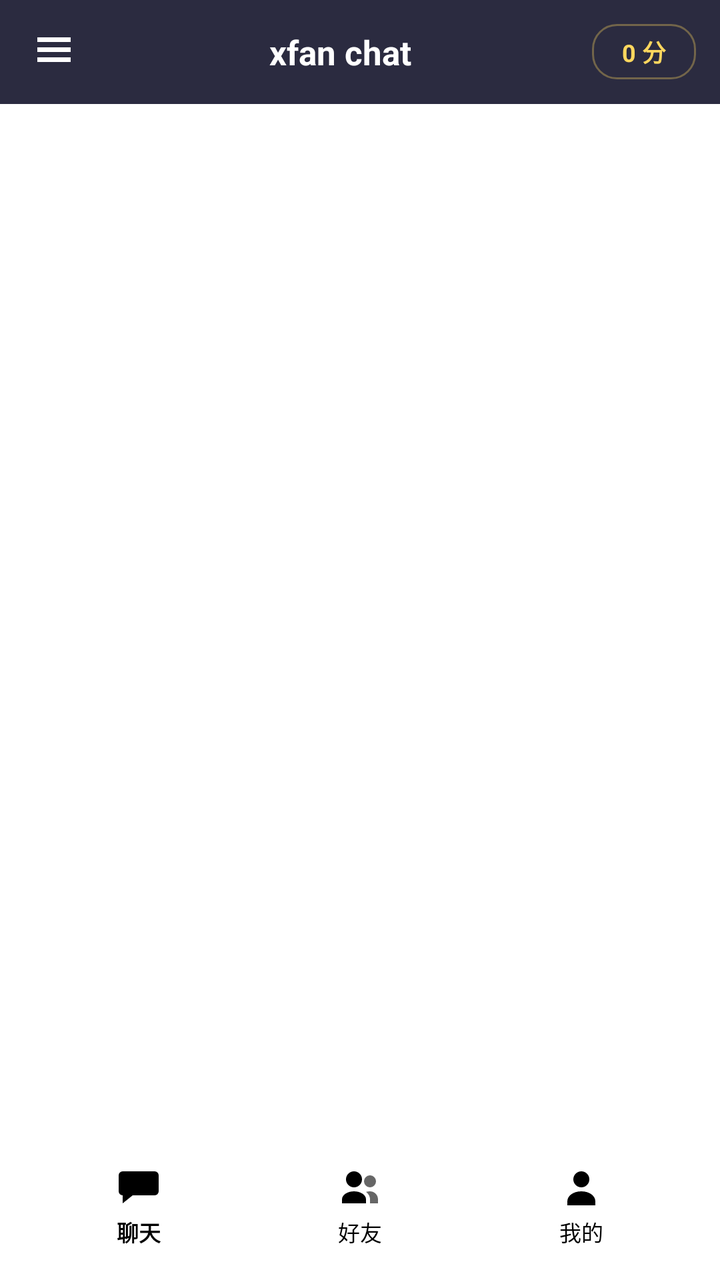
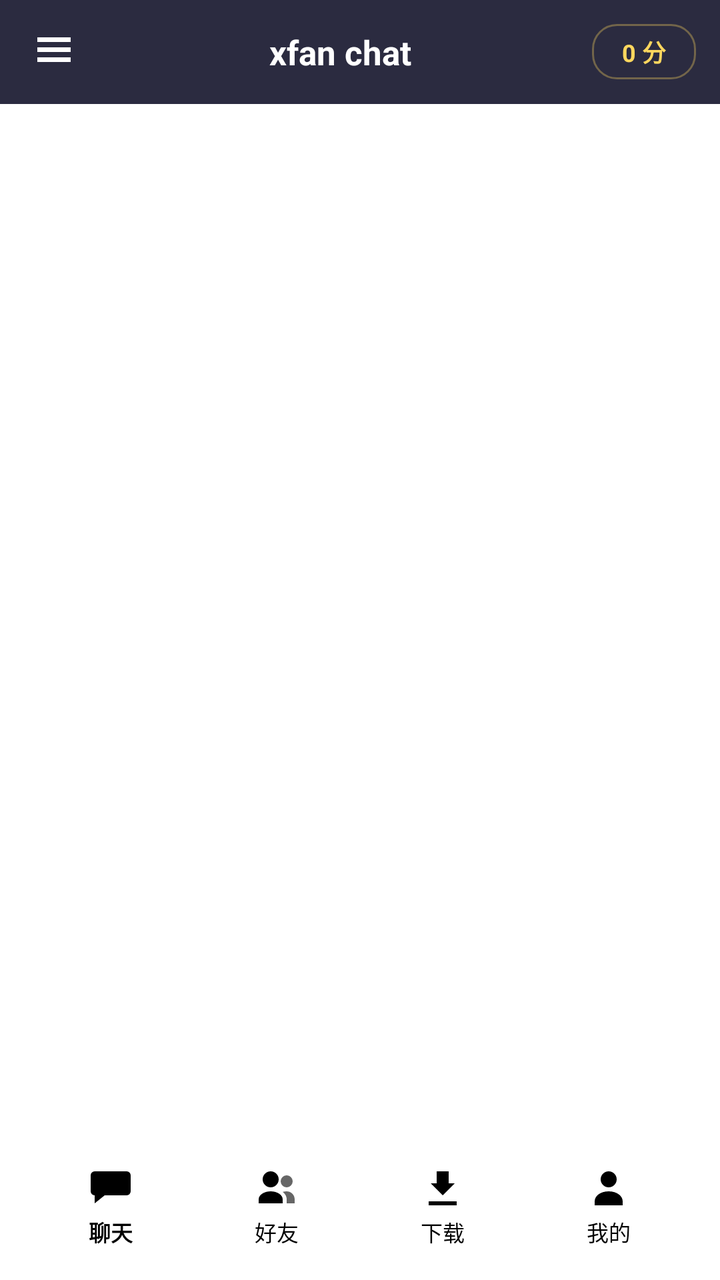

An Android layout rendered at two revisions. The XML below is the earlier revision; the diff shows what the commit changed to produce the second picture.
<!-- AndroidManifest.xml: application theme AppTheme -->
<!-- res/layout/activity_main.xml -->
<?xml version="1.0" encoding="utf-8"?>
<FrameLayout xmlns:android="http://schemas.android.com/apk/res/android"
    android:layout_width="match_parent"
    android:layout_height="match_parent"
>

    
    <LinearLayout
        android:layout_width="match_parent"
        android:layout_height="match_parent"
        android:orientation="vertical">

        <LinearLayout
            android:id="@+id/topBar"
            android:layout_width="match_parent"
            android:layout_height="52dp"
            android:background="@color/primary"
            android:gravity="center_vertical"
            android:orientation="horizontal"
            android:paddingLeft="6dp"
            android:paddingRight="12dp">

            <ImageButton
                android:id="@+id/btnDrawer"
                android:layout_width="42dp"
                android:layout_height="42dp"
                android:background="@null"
                android:contentDescription="@string/drawer_title"
                android:src="@drawable/ic_menu"
                android:tint="@color/text_light" />

            <TextView
                android:id="@+id/tvTitle"
                android:layout_width="0dp"
                android:layout_height="wrap_content"
                android:layout_weight="1"
                android:ellipsize="end"
                android:gravity="center"
                android:maxLines="1"
                android:text="@string/app_name"
                android:textColor="@color/text_light"
                android:textSize="17sp"
                android:textStyle="bold" />

            
            <TextView
                android:id="@+id/tvPoints"
                android:layout_width="wrap_content"
                android:layout_height="wrap_content"
                android:layout_marginLeft="4dp"
                android:layout_weight="0"
                android:background="@drawable/bg_top_chip"
                android:ellipsize="end"
                android:gravity="center"
                android:maxLines="1"
                android:minWidth="52dp"
                android:paddingLeft="10dp"
                android:paddingTop="5dp"
                android:paddingRight="10dp"
                android:paddingBottom="5dp"
                android:text="0 分"
                android:textColor="#FFD75E"
                android:textSize="12sp"
                android:textStyle="bold"
                android:visibility="visible" />
        </LinearLayout>

        <FrameLayout
            android:id="@+id/content"
            android:layout_width="match_parent"
            android:layout_height="0dp"
            android:layout_weight="1" />

        
        <FrameLayout
            android:id="@+id/dockWrap"
            android:layout_width="match_parent"
            android:layout_height="66dp"
            android:paddingLeft="14dp"
            android:paddingTop="6dp"
            android:paddingRight="14dp"
            android:paddingBottom="14dp">

            
            <FrameLayout
                android:id="@+id/dockGlass"
                android:layout_width="match_parent"
                android:layout_height="match_parent" />

            
            <View
                android:id="@+id/dockIndicator"
                android:layout_width="0dp"
                android:layout_height="match_parent"
                android:layout_gravity="center_vertical"
                android:background="@drawable/bg_dock_pill"
                android:visibility="invisible" />

            <LinearLayout
                android:id="@+id/bottomBar"
                android:layout_width="match_parent"
                android:layout_height="match_parent"
                android:background="@null"
                android:orientation="horizontal">

                <LinearLayout
                    android:id="@+id/tabChat"
                    android:layout_width="0dp"
                    android:layout_height="match_parent"
                    android:layout_weight="1"
                    android:gravity="center"
                    android:orientation="vertical">

                    <ImageView
                        android:id="@+id/icChat"
                        android:layout_width="24dp"
                        android:layout_height="24dp"
                        android:contentDescription="@string/tab_chat"
                        android:scaleType="fitCenter"
                        android:src="@drawable/ic_tab_chat" />

                    <TextView
                        android:id="@+id/tvChat"
                        android:layout_width="wrap_content"
                        android:layout_height="wrap_content"
                        android:layout_marginTop="2dp"
                        android:text="@string/tab_chat"
                        android:textColor="#FF000000"
                        android:textSize="11sp"
                        android:textStyle="bold" />
                </LinearLayout>

                <LinearLayout
                    android:id="@+id/tabFriends"
                    android:layout_width="0dp"
                    android:layout_height="match_parent"
                    android:layout_weight="1"
                    android:gravity="center"
                    android:orientation="vertical">

                    <ImageView
                        android:id="@+id/icFriends"
                        android:layout_width="24dp"
                        android:layout_height="24dp"
                        android:contentDescription="@string/tab_friends"
                        android:scaleType="fitCenter"
                        android:src="@drawable/ic_tab_friends" />

                    <TextView
                        android:id="@+id/tvFriends"
                        android:layout_width="wrap_content"
                        android:layout_height="wrap_content"
                        android:layout_marginTop="2dp"
                        android:text="@string/tab_friends"
                        android:textColor="#FF000000"
                        android:textSize="11sp" />
                </LinearLayout>

                <LinearLayout
                    android:id="@+id/tabMe"
                    android:layout_width="0dp"
                    android:layout_height="match_parent"
                    android:layout_weight="1"
                    android:gravity="center"
                    android:orientation="vertical">

                    <ImageView
                        android:id="@+id/icMe"
                        android:layout_width="24dp"
                        android:layout_height="24dp"
                        android:contentDescription="@string/tab_me"
                        android:scaleType="fitCenter"
                        android:src="@drawable/ic_tab_me" />

                    <TextView
                        android:id="@+id/tvMe"
                        android:layout_width="wrap_content"
                        android:layout_height="wrap_content"
                        android:layout_marginTop="2dp"
                        android:text="@string/tab_me"
                        android:textColor="#FF000000"
                        android:textSize="11sp" />
                </LinearLayout>
            </LinearLayout>
        </FrameLayout>
    </LinearLayout>

    
    <FrameLayout
        android:id="@+id/drawerRoot"
        android:layout_width="match_parent"
        android:layout_height="match_parent"
        android:visibility="gone">

        <View
            android:id="@+id/drawerMask"
            android:layout_width="match_parent"
            android:layout_height="match_parent"
            android:background="@color/mask" />

        <LinearLayout
            android:id="@+id/drawerPanel"
            android:layout_width="270dp"
            android:layout_height="match_parent"
            android:layout_gravity="start"
            android:background="@color/bg_drawer"
            android:orientation="vertical">

            <TextView
                android:layout_width="match_parent"
                android:layout_height="52dp"
                android:background="@color/primaryDark"
                android:gravity="center_vertical"
                android:paddingLeft="16dp"
                android:text="@string/drawer_title"
                android:textColor="@color/text_drawer"
                android:textSize="16sp"
                android:textStyle="bold" />

            <ScrollView
                android:layout_width="match_parent"
                android:layout_height="0dp"
                android:layout_weight="1">

                <LinearLayout
                    android:id="@+id/drawerBody"
                    android:layout_width="match_parent"
                    android:layout_height="wrap_content"
                    android:orientation="vertical"
                    android:padding="12dp" />
            </ScrollView>
        </LinearLayout>
    </FrameLayout>
</FrameLayout>
<!-- resources referenced by this layout -->
<resources>
  <color name="bg_drawer">#232336</color>
  <color name="mask">#99000000</color>
  <color name="primary">#2B2B40</color>
  <color name="primaryDark">#1B1B28</color>
  <color name="text_drawer">#5FE3F0</color>
  <color name="text_light">#FFFFFF</color>
  <!-- drawable bg_top_chip (drawable) -->
  <?xml version="1.0" encoding="utf-8"?>
  <shape xmlns:android="http://schemas.android.com/apk/res/android"
      android:shape="rectangle">
      <solid android:color="#00000000" />
      <stroke android:width="1dp" android:color="#55FFD75E" />
      <corners android:radius="12dp" />
  </shape>
  <!-- drawable ic_tab_chat (drawable) -->
  <?xml version="1.0" encoding="utf-8"?>
  <vector xmlns:android="http://schemas.android.com/apk/res/android"
      android:width="24dp" android:height="24dp"
      android:viewportWidth="24" android:viewportHeight="24">
      <path android:fillColor="#FF000000"
          android:pathData="M4,4h16a2,2 0 0,1 2,2v8a2,2 0 0,1 -2,2H9l-5,4v-4H4a2,2 0 0,1 -2,-2V6a2,2 0 0,1 2,-2z" />
  </vector>
  <!-- drawable ic_tab_friends (drawable) -->
  <?xml version="1.0" encoding="utf-8"?>
  <vector xmlns:android="http://schemas.android.com/apk/res/android"
      android:width="24dp" android:height="24dp"
      android:viewportWidth="24" android:viewportHeight="24">
      <path android:fillColor="#FF000000"
          android:pathData="M9,12a4,4 0 1,0 0,-8 4,4 0 0,0 0,8zM9,14c-3.3,0 -6,1.8 -6,4v2h12v-2c0,-2.2 -2.7,-4 -6,-4z" />
      <path android:fillColor="#99000000"
          android:pathData="M17,12a3,3 0 1,0 0,-6 3,3 0 0,0 0,6zM17,14c-0.7,0 -1.4,0.1 -2,0.3 1.2,0.9 2,2.2 2,3.7v2h4v-2c0,-2.2 -1.8,-4 -4,-4z" />
  </vector>
  <!-- drawable ic_tab_me (drawable) -->
  <?xml version="1.0" encoding="utf-8"?>
  <vector xmlns:android="http://schemas.android.com/apk/res/android"
      android:width="24dp" android:height="24dp"
      android:viewportWidth="24" android:viewportHeight="24">
      <path android:fillColor="#FF000000"
          android:pathData="M12,12a4,4 0 1,0 0,-8 4,4 0 0,0 0,8zM12,14c-4,0 -7,2.2 -7,5v2h14v-2c0,-2.8 -3,-5 -7,-5z" />
  </vector>
  <string name="app_name">xfan chat</string>
  <string name="drawer_title">个性化</string>
  <string name="tab_chat">聊天</string>
  <string name="tab_friends">好友</string>
  <string name="tab_me">我的</string>
  <style name="AppTheme" parent="@android:style/Theme.Material.Light.NoActionBar">
          <item name="android:colorPrimary">@color/primary</item>
          <item name="android:colorPrimaryDark">@color/primaryDark</item>
          <item name="android:colorAccent">@color/accent</item>
          <item name="android:windowBackground">@color/bg</item>
          <item name="android:statusBarColor">@color/primaryDark</item>
          <item name="android:windowLightStatusBar">false</item>
      </style>
  <color name="accent">#667EEA</color>
  <color name="bg">#FFFFFF</color>
  <!-- unchanged entries left out for length: 2 -->
</resources>

<!-- the commit's change to res/layout/activity_main.xml (unified diff, before → after) -->
@@ -157,6 +157,32 @@
                 </LinearLayout>
 
                 <LinearLayout
+                    android:id="@+id/tabDownload"
+                    android:layout_width="0dp"
+                    android:layout_height="match_parent"
+                    android:layout_weight="1"
+                    android:gravity="center"
+                    android:orientation="vertical">
+
+                    <ImageView
+                        android:id="@+id/icDownload"
+                        android:layout_width="24dp"
+                        android:layout_height="24dp"
+                        android:contentDescription="@string/tab_download"
+                        android:scaleType="fitCenter"
+                        android:src="@drawable/ic_tab_download" />
+
+                    <TextView
+                        android:id="@+id/tvDownload"
+                        android:layout_width="wrap_content"
+                        android:layout_height="wrap_content"
+                        android:layout_marginTop="2dp"
+                        android:text="@string/tab_download"
+                        android:textColor="#FF000000"
+                        android:textSize="11sp" />
+                </LinearLayout>
+
+                <LinearLayout
                     android:id="@+id/tabMe"
                     android:layout_width="0dp"
                     android:layout_height="match_parent"
<!-- resource entries referenced after the edit -->
@@ -22,6 +22,20 @@
       <path android:fillColor="#FF000000"
           android:pathData="M4,4h16a2,2 0 0,1 2,2v8a2,2 0 0,1 -2,2H9l-5,4v-4H4a2,2 0 0,1 -2,-2V6a2,2 0 0,1 2,-2z" />
   </vector>
+  <!-- drawable ic_tab_download (drawable) -->
+  <?xml version="1.0" encoding="utf-8"?>
+  <vector xmlns:android="http://schemas.android.com/apk/res/android"
+      android:width="24dp"
+      android:height="24dp"
+      android:viewportWidth="24"
+      android:viewportHeight="24">
+      <path
+          android:fillColor="#FF000000"
+          android:pathData="M12,16L6,10H9V4H15V10H18L12,16Z" />
+      <path
+          android:fillColor="#FF000000"
+          android:pathData="M5,19H19V21H5V19Z" />
+  </vector>
   <!-- drawable ic_tab_friends (drawable) -->
   <?xml version="1.0" encoding="utf-8"?>
   <vector xmlns:android="http://schemas.android.com/apk/res/android"
@@ -43,6 +57,7 @@
   <string name="app_name">xfan chat</string>
   <string name="drawer_title">个性化</string>
   <string name="tab_chat">聊天</string>
+  <string name="tab_download">下载</string>
   <string name="tab_friends">好友</string>
   <string name="tab_me">我的</string>
   <style name="AppTheme" parent="@android:style/Theme.Material.Light.NoActionBar">
